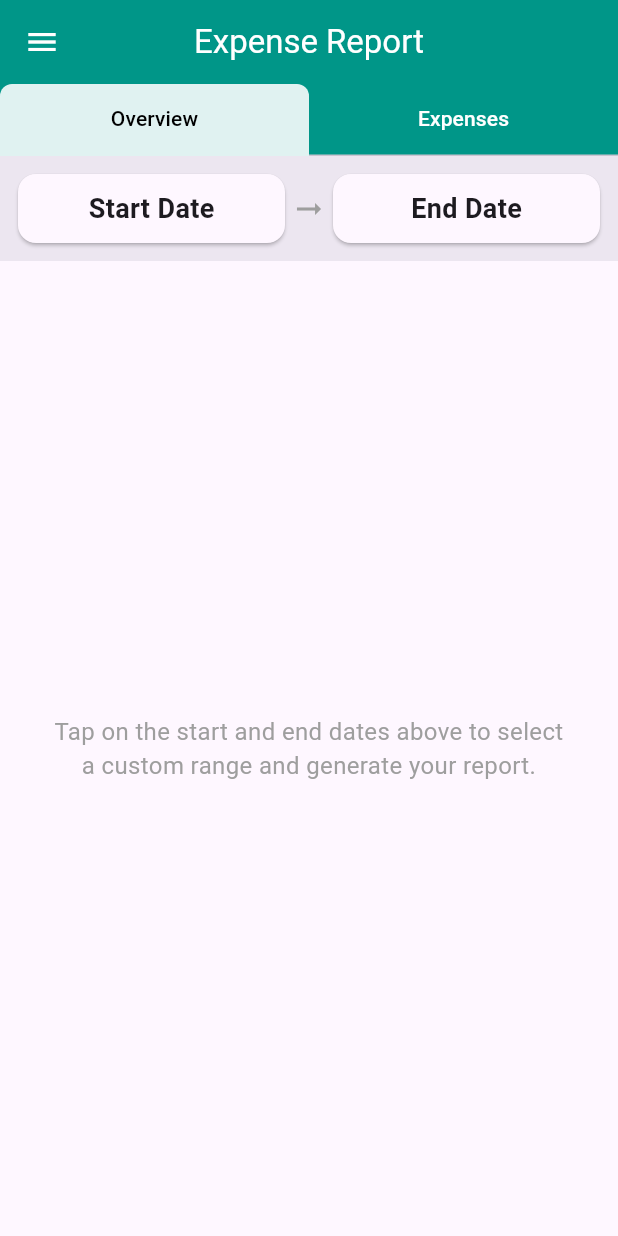
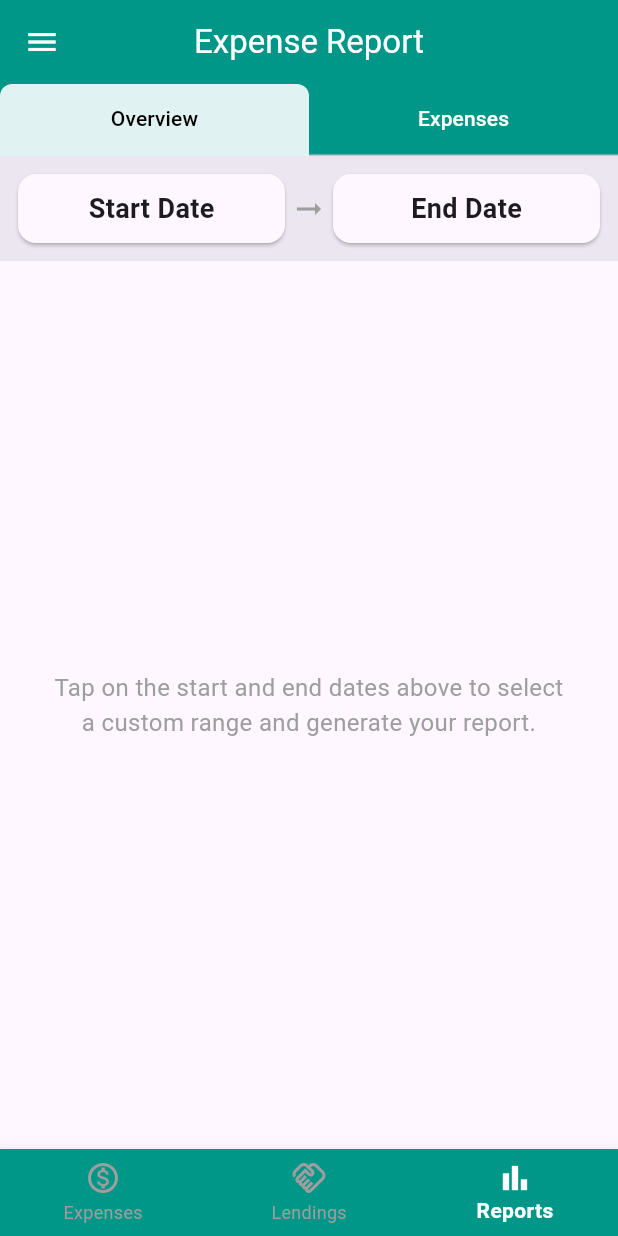
Before and after one commit to alxayeed/FinKeep, a Flutter app: the ExpenseReportScreen screen opened by its route, on a phone screen of 412 x 824 dp. Run offline on Flutter 3.47's test engine with Material 3 defaults, Android fonts, the phone set to English and light mode, and no system bars; our stand-ins replace cloud_firestore, dartz, equatable, firebase_core, fl_chart, font_awesome_flutter and 4 more; missing offline and left inert: dotlottie_loader; accounts and stored records are empty.

Commit message:
ADD: go_router

```diff
--- /dev/null
+++ b/lib/core/common/home_scaffold.dart
@@ -0,0 +1,75 @@
+import 'package:flutter/material.dart';
+import 'package:go_router/go_router.dart';
+import 'package:spendly/core/styles/app_colors.dart';
+
+import '../routes/app_router.dart';
+
+class HomeScaffold extends StatelessWidget {
+  final Widget child;
+
+  const HomeScaffold({super.key, required this.child});
+
+  int _currentIndex(BuildContext context) {
+    final currentRouteName = GoRouterState.of(context).matchedLocation;
+
+    // 2. Compare the current path string with the AppRoutes path constants
+    if (currentRouteName.startsWith(AppRoutes.lendings)) return 1;
+    if (currentRouteName.startsWith(AppRoutes.expenseReport)) {
+      return 2; // Using the new report route name
+    }
+    return 0; // Default is /expenses
+  }
+
+  @override
+  Widget build(BuildContext context) {
+    final index = _currentIndex(context);
+
+    // Define colors (assuming AppColors are available)
+    Color primaryColor = AppColors.primaryTeal;
+    const Color accentColor = AppColors.white;
+    const Color unselectedColor = Colors.grey;
+
+    return Scaffold(
+      body: child,
+      bottomNavigationBar: BottomNavigationBar(
+        type: BottomNavigationBarType.fixed,
+        backgroundColor: primaryColor,
+        selectedItemColor: accentColor,
+        unselectedItemColor: unselectedColor,
+        selectedLabelStyle: const TextStyle(fontWeight: FontWeight.bold),
+        // Fix: Use foreground color for unselected text style
+        unselectedLabelStyle:
+            const TextStyle(fontWeight: FontWeight.normal, color: accentColor),
+        selectedFontSize: 14.0,
+        unselectedFontSize: 12.0,
+
+        // Functionality
+        currentIndex: index,
+        onTap: (i) {
+          if (i == 0) context.goNamed(AppRoutes.expenses);
+          if (i == 1) context.goNamed(AppRoutes.lendings);
+          if (i == 2) {
+            context.goNamed(AppRoutes.expenseReport);
+          }
+        },
+        items: const [
+          BottomNavigationBarItem(
+            icon: Icon(Icons.monetization_on_outlined),
+            activeIcon: Icon(Icons.monetization_on),
+            label: 'Expenses',
+          ),
+          BottomNavigationBarItem(
+            icon: Icon(Icons.handshake_outlined),
+            activeIcon: Icon(Icons.handshake),
+            label: 'Lendings',
+          ),
+          BottomNavigationBarItem(
+            icon: Icon(Icons.bar_chart),
+            activeIcon: Icon(Icons.bar_chart),
+            label: 'Reports',
+          ),
+        ],
+      ),
+    );
+  }
+}
--- /dev/null
+++ b/lib/core/routes/app_router.dart
@@ -0,0 +1,187 @@
+import 'package:flutter/material.dart';
+import 'package:go_router/go_router.dart';
+
+import '../../features/expense/domain/entities/expense_entity.dart';
+import '../../features/expense/presentation/screens/expense_report_screen.dart';
+import '../../features/expense/presentation/screens/screens.dart';
+import '../../features/lendings/domain/entity/lending/lending_entity.dart';
+import '../../features/lendings/presentation/screens/add_lending_screen.dart';
+import '../../features/lendings/presentation/screens/lending_details_screen.dart';
+import '../../features/lendings/presentation/screens/lending_list_screen.dart';
+import '../../features/lendings/presentation/screens/update_lending_screen.dart';
+import '../common/home_scaffold.dart';
+
+class AppRoutes {
+  static const String home = '/';
+
+  // Expenses
+  static const String expenses = '/expenses';
+  static const String addExpense = '/addExpense';
+  static const String expenseDetails = '/expenseDetails';
+  static const String expenseReport = '/expenseReport';
+
+  // Lending Routes
+  static const String lendings = '/lendings';
+  static const String lendingDetails = '/lendingDetails';
+  static const String addLending = '/addLending';
+  static const String updateLending = '/updateLending';
+
+  static const Duration _transitionDuration = Duration(milliseconds: 300);
+}
+
+CustomTransitionPage<T> buildPageWithTransition<T>({
+  required BuildContext context,
+  required GoRouterState state,
+  required Widget child,
+  // Add more transition types if needed (e.g., FadeTransition)
+}) {
+  return CustomTransitionPage<T>(
+    key: state.pageKey,
+    child: child,
+    transitionDuration: AppRoutes._transitionDuration,
+    transitionsBuilder: (context, animation, secondaryAnimation, child) {
+      return SlideTransition(
+        position: Tween<Offset>(
+          begin: const Offset(1.0, 0.0), // Start from the right
+          end: Offset.zero,
+        ).animate(animation),
+        child: child,
+      );
+    },
+  );
+}
+
+// --------------------------------------------------------------------------
+// 3. UPDATED ROUTER IMPLEMENTATION
+// --------------------------------------------------------------------------
+
+class AppRouter {
+  static final GoRouter router = GoRouter(
+    initialLocation: AppRoutes.expenses,
+    routes: [
+      /// ----------------------------------------------------
+      /// 1. SHELL ROUTE (Routes with Bottom Nav - No Transitions)
+      /// ----------------------------------------------------
+      ShellRoute(
+        builder: (context, state, child) => HomeScaffold(child: child),
+        routes: [
+          // A. Expenses Tab
+          GoRoute(
+            path: AppRoutes.expenses,
+            name: AppRoutes.expenses,
+            pageBuilder: (context, state) => const NoTransitionPage(
+              child: MonthlyExpenseScreen(),
+            ),
+          ),
+
+          // B. Lendings Tab (Standardized name to /lendings)
+          GoRoute(
+            path: AppRoutes.lendings,
+            name: AppRoutes.lendings,
+            pageBuilder: (context, state) => const NoTransitionPage(
+              child: LendingListScreen(),
+            ),
+          ),
+
+          // C. Reports Tab (Using the new name /expenseReport)
+          GoRoute(
+            path: AppRoutes.expenseReport,
+            name: AppRoutes.expenseReport,
+            pageBuilder: (context, state) => const NoTransitionPage(
+              child: ExpenseReportScreen(),
+            ),
+          ),
+        ],
+      ),
+
+      /// ----------------------------------------------------
+      /// 2. TOP-LEVEL ROUTES (Routes without Bottom Nav - WITH Transition)
+      /// ----------------------------------------------------
+
+      // Expenses Detail/Add
+      GoRoute(
+        path: AppRoutes.addExpense,
+        name: AppRoutes.addExpense,
+        pageBuilder: (context, state) => buildPageWithTransition(
+          context: context,
+          state: state,
+          child: const CreateExpenseScreen(),
+        ),
+      ),
+      GoRoute(
+        path: AppRoutes.expenseDetails,
+        name: AppRoutes.expenseDetails,
+        pageBuilder: (context, state) {
+          final extra = state.extra;
+          if (extra is! ExpenseEntity) {
+            return MaterialPage(
+                child: const ErrorScreen(message: 'Invalid Expense data.'));
+          }
+          return buildPageWithTransition(
+            context: context,
+            state: state,
+            child: ExpenseDetailsScreen(expense: extra),
+          );
+        },
+      ),
+
+      // Lendings Detail/Add/Update
+      GoRoute(
+        path: AppRoutes.addLending,
+        name: AppRoutes.addLending,
+        pageBuilder: (context, state) => buildPageWithTransition(
+          context: context,
+          state: state,
+          child: const AddLendingScreen(),
+        ),
+      ),
+      GoRoute(
+        path: AppRoutes.lendingDetails,
+        name: AppRoutes.lendingDetails,
+        pageBuilder: (context, state) {
+          final extra = state.extra;
+          if (extra is! LendingEntity) {
+            return MaterialPage(
+                child: const ErrorScreen(message: 'Invalid Lending data.'));
+          }
+          return buildPageWithTransition(
+            context: context,
+            state: state,
+            child: LendingDetailsScreen(lending: extra),
+          );
+        },
+      ),
+      GoRoute(
+        path: AppRoutes.updateLending,
+        name: AppRoutes.updateLending,
+        pageBuilder: (context, state) {
+          final extra = state.extra;
+          if (extra is! LendingEntity) {
+            return MaterialPage(
+                child: const ErrorScreen(message: 'Invalid Lending data.'));
+          }
+          return buildPageWithTransition(
+            context: context,
+            state: state,
+            child: UpdateLendingScreen(lending: extra),
+          );
+        },
+      ),
+    ],
+  );
+}
+
+// Dummy ErrorScreen
+class ErrorScreen extends StatelessWidget {
+  final String message;
+
+  const ErrorScreen({super.key, required this.message});
+
+  @override
+  Widget build(BuildContext context) {
+    return Scaffold(
+      appBar: AppBar(title: const Text('Error')),
+      body: Center(child: Text(message)),
+    );
+  }
+}
--- a/lib/core/routes/app_routes.dart
+++ b/lib/core/routes/app_routes.dart
@@ -1,88 +1,88 @@
-import 'package:get/get.dart';
-import 'package:spendly/features/expense/presentation/screens/screens.dart';
-import 'package:spendly/features/lendings/presentation/screens/lending_details_screen.dart';
-import 'package:spendly/features/lendings/presentation/screens/lending_list_screen.dart';
-import 'package:spendly/features/lendings/presentation/screens/update_lending_screen.dart';
-
-import '../../features/expense/presentation/screens/expense_report_screen.dart';
-import '../../features/lendings/presentation/screens/add_lending_screen.dart';
-
-class AppRoutes {
-  static const String home = '/';
-  static const String expenses = '/expenses';
-  static const String addExpense = '/addExpense';
-  static const String expenseDetails = '/expenseDetails';
-  static const String dailyExpense = '/dailyExpense';
-  static const String weeklyExpense = '/weeklyExpense';
-  static const String monthlyExpense = '/monthlyExpense';
-  static const String yearlyExpense = '/yearlyExpense';
-  static const expenseReport = '/expenseReport';
-
-  // Lending Routes
-  static const String lendingList = '/lendingList';
-  static const String lendingDetails = '/lendingDetails';
-  static const String addLending = '/addLending';
-  static const String updateLending = '/updateLending';
-
-  static const Duration _transitionDuration = Duration(milliseconds: 0);
-  static const Transition _defaultTransition = Transition.noTransition;
-
-  static List<GetPage> routes = [
-    GetPage(
-      name: home,
-      page: () => const MonthlyExpenseScreen(),
-      transition: _defaultTransition,
-      transitionDuration: _transitionDuration,
-    ),
-    GetPage(
-      name: addExpense,
-      page: () => const CreateExpenseScreen(),
-      transition: _defaultTransition,
-      transitionDuration: _transitionDuration,
-    ),
-    GetPage(
-      name: monthlyExpense,
-      page: () => const MonthlyExpenseScreen(),
-      transition: _defaultTransition,
-      transitionDuration: _transitionDuration,
-    ),
-
-    GetPage(
-      name: expenseDetails,
-      page: () => ExpenseDetailsScreen(expense: Get.arguments),
-      transition: _defaultTransition,
-      transitionDuration: _transitionDuration,
-    ),
-    // Lending
-    GetPage(
-      name: lendingList,
-      page: () => const LendingListScreen(),
-      transition: _defaultTransition,
-      transitionDuration: _transitionDuration,
-    ),
-    GetPage(
-      name: addLending,
-      page: () => const AddLendingScreen(),
-      transition: _defaultTransition,
-      transitionDuration: _transitionDuration,
-    ),
-    GetPage(
-      name: lendingDetails,
-      page: () => LendingDetailsScreen(lending: Get.arguments),
-      transition: _defaultTransition,
-      transitionDuration: _transitionDuration,
-    ),
-    GetPage(
-      name: updateLending,
-      page: () => UpdateLendingScreen(lending: Get.arguments),
-      transition: _defaultTransition,
-      transitionDuration: _transitionDuration,
-    ),
-    GetPage(
-      name: expenseReport,
-      page: () => const ExpenseReportScreen(),
-      transition: _defaultTransition,
-      transitionDuration: _transitionDuration,
-    ),
-  ];
-}
+// import 'package:get/get.dart';
+// import 'package:spendly/features/expense/presentation/screens/screens.dart';
+// import 'package:spendly/features/lendings/presentation/screens/lending_details_screen.dart';
+// import 'package:spendly/features/lendings/presentation/screens/lending_list_screen.dart';
+// import 'package:spendly/features/lendings/presentation/screens/update_lending_screen.dart';
+//
+// import '../../features/expense/presentation/screens/expense_report_screen.dart';
+// import '../../features/lendings/presentation/screens/add_lending_screen.dart';
+//
+// class AppRoutes {
+//   static const String home = '/';
+//   static const String expenses = '/expenses';
+//   static const String addExpense = '/addExpense';
+//   static const String expenseDetails = '/expenseDetails';
+//   static const String dailyExpense = '/dailyExpense';
+//   static const String weeklyExpense = '/weeklyExpense';
+//   static const String monthlyExpense = '/monthlyExpense';
+//   static const String yearlyExpense = '/yearlyExpense';
+//   static const expenseReport = '/expenseReport';
+//
+//   // Lending Routes
+//   static const String lendingList = '/lendingList';
+//   static const String lendingDetails = '/lendingDetails';
+//   static const String addLending = '/addLending';
+//   static const String updateLending = '/updateLending';
+//
+//   static const Duration _transitionDuration = Duration(milliseconds: 0);
+//   static const Transition _defaultTransition = Transition.noTransition;
+//
+//   static List<GetPage> routes = [
+//     GetPage(
+//       name: home,
+//       page: () => const MonthlyExpenseScreen(),
+//       transition: _defaultTransition,
+//       transitionDuration: _transitionDuration,
+//     ),
+//     GetPage(
+//       name: addExpense,
+//       page: () => const CreateExpenseScreen(),
+//       transition: _defaultTransition,
+//       transitionDuration: _transitionDuration,
+//     ),
+//     GetPage(
+//       name: monthlyExpense,
+//       page: () => const MonthlyExpenseScreen(),
+//       transition: _defaultTransition,
+//       transitionDuration: _transitionDuration,
+//     ),
+//
+//     GetPage(
+//       name: expenseDetails,
+//       page: () => ExpenseDetailsScreen(expense: Get.arguments),
+//       transition: _defaultTransition,
+//       transitionDuration: _transitionDuration,
+//     ),
+//     // Lending
+//     GetPage(
+//       name: lendingList,
+//       page: () => const LendingListScreen(),
+//       transition: _defaultTransition,
+//       transitionDuration: _transitionDuration,
+//     ),
+//     GetPage(
+//       name: addLending,
+//       page: () => const AddLendingScreen(),
+//       transition: _defaultTransition,
+//       transitionDuration: _transitionDuration,
+//     ),
+//     GetPage(
+//       name: lendingDetails,
+//       page: () => LendingDetailsScreen(lending: Get.arguments),
+//       transition: _defaultTransition,
+//       transitionDuration: _transitionDuration,
+//     ),
+//     GetPage(
+//       name: updateLending,
+//       page: () => UpdateLendingScreen(lending: Get.arguments),
+//       transition: _defaultTransition,
+//       transitionDuration: _transitionDuration,
+//     ),
+//     GetPage(
+//       name: expenseReport,
+//       page: () => const ExpenseReportScreen(),
+//       transition: _defaultTransition,
+//       transitionDuration: _transitionDuration,
+//     ),
+//   ];
+// }
--- a/pubspec.yaml
+++ b/pubspec.yaml
@@ -19,6 +19,7 @@ dependencies:
   font_awesome_flutter: ^10.8.0
   freezed_annotation: ^3.1.0
   get: ^4.7.2
+  go_router: ^17.0.1
   intl: ^0.20.2
   #  local_auth: ^2.3.0
   json_annotation: ^4.9.0
```
Also changed, not shown: lib/core/common/widgets/app_drawer.dart (+11 -10 lines), lib/main.dart (+7 -5 lines), pubspec.lock.
